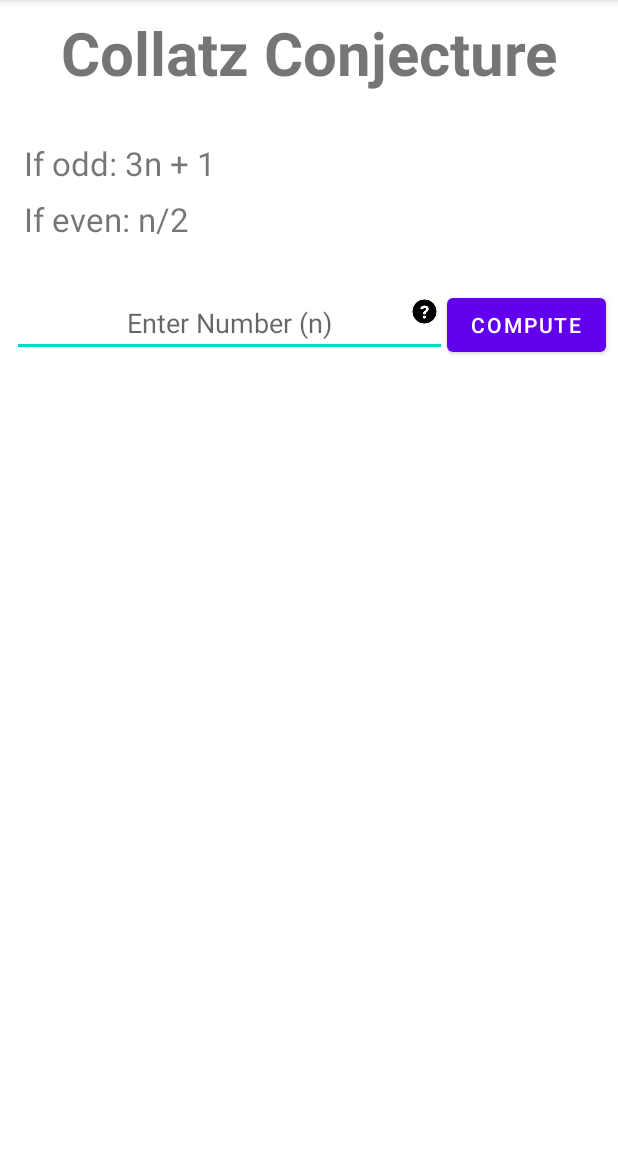
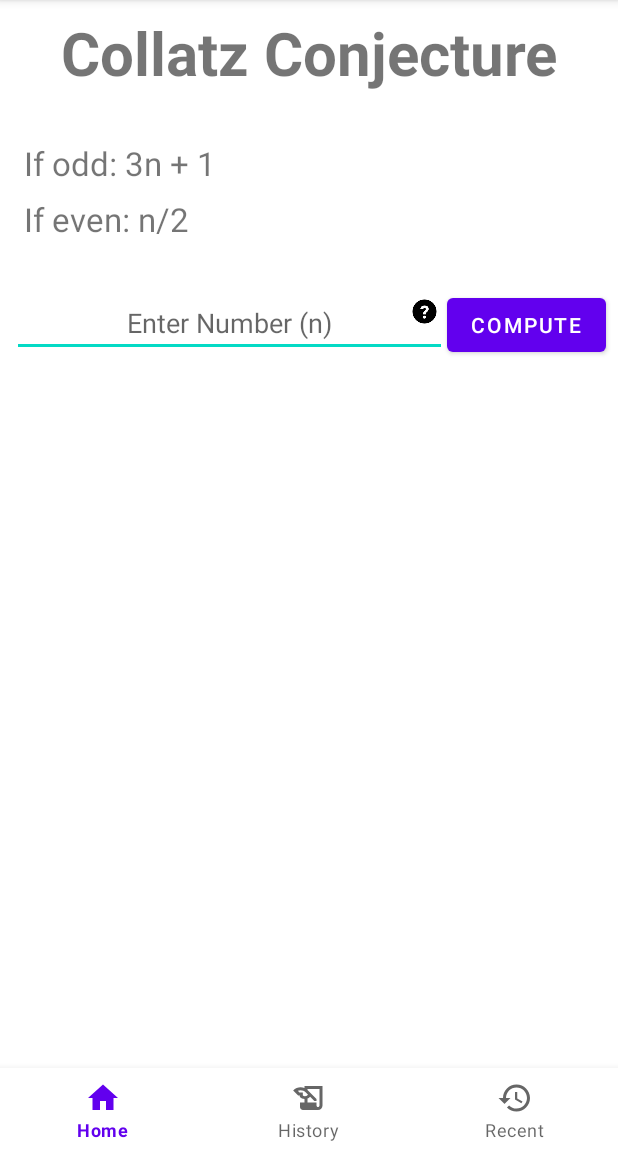
Before and after one commit to ErickSorto/Collatz-Calculator, an Android app: the screen it shows after launch (MainActivity), on a phone screen of 412 x 824 dp, the part 84-1236 px from its top. Run offline under Robolectric (Android 15) with nearby library versions, the phone set to English and light mode, and no system bars.

Commit message:
collatz calculator, Enter and number to retrieve information on the number entered.

```diff
--- /dev/null
+++ b/app/src/main/java/com/example/collatzcalc/HomeFragment.java
@@ -0,0 +1,21 @@
+package com.example.collatzcalc;
+
+import android.os.Bundle;
+import android.view.LayoutInflater;
+import android.view.View;
+import android.view.ViewGroup;
+
+import androidx.annotation.NonNull;
+import androidx.annotation.Nullable;
+import androidx.fragment.app.Fragment;
+
+import com.example.collatzcalc.R;
+
+public class HomeFragment  extends Fragment {
+
+    @Nullable
+    @Override
+    public View onCreateView(@NonNull LayoutInflater inflater, @Nullable ViewGroup container, @Nullable Bundle savedInstanceState) {
+        return inflater.inflate(R.layout.fragment_home, container, false);
+    }
+}
--- /dev/null
+++ b/app/src/main/res/drawable/ic_baseline_history_24.xml
@@ -0,0 +1,10 @@
+<vector xmlns:android="http://schemas.android.com/apk/res/android"
+    android:width="24dp"
+    android:height="24dp"
+    android:viewportWidth="24"
+    android:viewportHeight="24"
+    android:tint="?attr/colorControlNormal">
+  <path
+      android:fillColor="@android:color/white"
+      android:pathData="M13,3c-4.97,0 -9,4.03 -9,9L1,12l3.89,3.89 0.07,0.14L9,12L6,12c0,-3.87 3.13,-7 7,-7s7,3.13 7,7 -3.13,7 -7,7c-1.93,0 -3.68,-0.79 -4.94,-2.06l-1.42,1.42C8.27,19.99 10.51,21 13,21c4.97,0 9,-4.03 9,-9s-4.03,-9 -9,-9zM12,8v5l4.28,2.54 0.72,-1.21 -3.5,-2.08L13.5,8L12,8z"/>
+</vector>
--- /dev/null
+++ b/app/src/main/res/drawable/ic_baseline_history_edu_24.xml
@@ -0,0 +1,10 @@
+<vector xmlns:android="http://schemas.android.com/apk/res/android"
+    android:width="24dp"
+    android:height="24dp"
+    android:viewportWidth="24"
+    android:viewportHeight="24"
+    android:tint="?attr/colorControlNormal">
+  <path
+      android:fillColor="@android:color/white"
+      android:pathData="M9,4v1.38c-0.83,-0.33 -1.72,-0.5 -2.61,-0.5c-1.79,0 -3.58,0.68 -4.95,2.05l3.33,3.33h1.11v1.11c0.86,0.86 1.98,1.31 3.11,1.36V15H6v3c0,1.1 0.9,2 2,2h10c1.66,0 3,-1.34 3,-3V4H9zM7.89,10.41V8.26H5.61L4.57,7.22C5.14,7 5.76,6.88 6.39,6.88c1.34,0 2.59,0.52 3.54,1.46l1.41,1.41l-0.2,0.2c-0.51,0.51 -1.19,0.8 -1.92,0.8C8.75,10.75 8.29,10.63 7.89,10.41zM19,17c0,0.55 -0.45,1 -1,1s-1,-0.45 -1,-1v-2h-6v-2.59c0.57,-0.23 1.1,-0.57 1.56,-1.03l0.2,-0.2L15.59,14H17v-1.41l-6,-5.97V6h8V17z"/>
+</vector>
--- /dev/null
+++ b/app/src/main/res/drawable/ic_baseline_home_24.xml
@@ -0,0 +1,10 @@
+<vector xmlns:android="http://schemas.android.com/apk/res/android"
+    android:width="24dp"
+    android:height="24dp"
+    android:viewportWidth="24"
+    android:viewportHeight="24"
+    android:tint="?attr/colorControlNormal">
+  <path
+      android:fillColor="@android:color/white"
+      android:pathData="M10,20v-6h4v6h5v-8h3L12,3 2,12h3v8z"/>
+</vector>
--- a/app/src/main/res/layout/activity_main.xml
+++ b/app/src/main/res/layout/activity_main.xml
@@ -1,97 +1,23 @@
 <?xml version="1.0" encoding="utf-8"?>
-<LinearLayout xmlns:android="http://schemas.android.com/apk/res/android"
+<RelativeLayout xmlns:android="http://schemas.android.com/apk/res/android"
     xmlns:app="http://schemas.android.com/apk/res-auto"
     xmlns:tools="http://schemas.android.com/tools"
     android:layout_width="match_parent"
     android:layout_height="match_parent"
+    tools:context=".MainActivity">
+    <FrameLayout
+        android:id="@+id/fragment_container_view_tag"
+        android:layout_width="match_parent"
+        android:layout_height="match_parent"
+        android:layout_above="@+id/bottom_navigation"/>
 
-    android:orientation="vertical"
-    tools:context=".MainActivity">
-    <TextView
+    <com.google.android.material.bottomnavigation.BottomNavigationView
+        android:id="@+id/bottom_navigation"
         android:layout_width="match_parent"
         android:layout_height="wrap_content"
-        android:gravity="center"
-        android:textSize="18pt"
-        android:textStyle="bold"
-        android:layout_marginTop="8dp"
-        android:maxLines="1"
-        android:text="Collatz Conjecture"/>
-    <TextView
-        android:layout_width="match_parent"
-        android:layout_height="wrap_content"
-        android:layout_marginTop="32dp"
-        android:layout_marginLeft="16dp"
-        android:text="If odd: 3n + 1"
-        android:textSize="10pt"/>
-    <TextView
-        android:layout_width="match_parent"
-        android:layout_height="wrap_content"
-        android:layout_marginTop="8dp"
-        android:layout_marginLeft="16dp"
-        android:text="If even: n/2"
-        android:textSize="10pt"/>
-    <LinearLayout
-        android:layout_marginTop="32dp"
-        android:layout_width="match_parent"
-        android:layout_height="wrap_content"
-        android:orientation="horizontal"
-        android:layout_gravity="">
-
-        <RelativeLayout
-            android:layout_width="0dp"
-            android:layout_height="wrap_content"
-            android:layout_weight="1">
-            <EditText
-                android:inputType="number"
-                android:id="@+id/input_edit_text"
-                android:layout_width="match_parent"
-                android:layout_height="wrap_content"
-                android:layout_marginBottom="8dp"
-                android:layout_weight="1"
-                android:hint="Enter Number (n)"
-                android:gravity="center"
-                android:layout_marginLeft="8dp"
-                android:tooltipText="hello"
-                />
-            <ImageView
-                android:layout_width="30dp"
-                android:layout_height="30dp"
-                android:src="@drawable/tooltip"
-                android:tooltipText="f(n)={n/2 if n is even \n
-         3n+1 if n is odd"
-                android:layout_alignParentEnd="true"/>
-        </RelativeLayout>
+        android:layout_alignParentBottom="true"
+        app:menu="@menu/bottom_navigation"
+        android:background="?android:windowBackground"/>
 
 
-
-        <Button
-            android:id="@+id/calculate_button"
-            android:layout_width="wrap_content"
-            android:layout_height="wrap_content"
-            android:layout_marginBottom="8dp"
-            android:onClick="calculate"
-            android:text="Compute"
-            android:layout_marginRight="8dp"/>
-    </LinearLayout>
-
-
-    <TextView
-        android:id="@+id/chicken"
-        android:layout_width="wrap_content"
-        android:layout_height="wrap_content"
-        android:text=""
-        android:textSize="32sp"
-        android:layout_marginLeft="8dp"
-        android:layout_marginBottom="8dp"
-        />
-
-    <androidx.recyclerview.widget.RecyclerView
-        android:id="@+id/recycler_view"
-        android:layout_width="match_parent"
-        android:layout_height="match_parent"
-        android:layout_marginLeft="8dp"
-        android:layout_marginRight="8dp"
-        android:layout_marginBottom="16dp"/>
-
-
-</LinearLayout>
+</RelativeLayout>
--- /dev/null
+++ b/app/src/main/res/layout/fragment_home.xml
@@ -0,0 +1,96 @@
+<?xml version="1.0" encoding="utf-8"?>
+<LinearLayout xmlns:android="http://schemas.android.com/apk/res/android"
+    xmlns:app="http://schemas.android.com/apk/res-auto"
+    xmlns:tools="http://schemas.android.com/tools"
+    android:layout_width="match_parent"
+    android:layout_height="match_parent"
+
+    android:orientation="vertical"
+    tools:context=".MainActivity">
+    <TextView
+        android:layout_width="match_parent"
+        android:layout_height="wrap_content"
+        android:gravity="center"
+        android:textSize="18pt"
+        android:textStyle="bold"
+        android:layout_marginTop="8dp"
+        android:maxLines="1"
+        android:text="Collatz Conjecture"/>
+    <TextView
+        android:layout_width="match_parent"
+        android:layout_height="wrap_content"
+        android:layout_marginTop="32dp"
+        android:layout_marginLeft="16dp"
+        android:text="If odd: 3n + 1"
+        android:textSize="10pt"/>
+    <TextView
+        android:layout_width="match_parent"
+        android:layout_height="wrap_content"
+        android:layout_marginTop="8dp"
+        android:layout_marginLeft="16dp"
+        android:text="If even: n/2"
+        android:textSize="10pt"/>
+    <LinearLayout
+        android:layout_marginTop="32dp"
+        android:layout_width="match_parent"
+        android:layout_height="wrap_content"
+        android:orientation="horizontal"
+        android:layout_gravity="">
+
+        <RelativeLayout
+            android:layout_width="0dp"
+            android:layout_height="wrap_content"
+            android:layout_weight="1">
+            <EditText
+                android:inputType="number"
+                android:id="@+id/input_edit_text"
+                android:layout_width="match_parent"
+                android:layout_height="wrap_content"
+                android:layout_marginBottom="8dp"
+                android:layout_weight="1"
+                android:hint="Enter Number (n)"
+                android:gravity="center"
+                android:layout_marginLeft="8dp"
+                android:tooltipText="hello"
+                />
+            <ImageView
+                android:layout_width="30dp"
+                android:layout_height="30dp"
+                android:src="@drawable/tooltip"
+                android:tooltipText="f(n)={n/2 if n is even \n
+         3n+1 if n is odd"
+                android:layout_alignParentEnd="true"/>
+        </RelativeLayout>
+
+
+
+        <Button
+            android:id="@+id/calculate_button"
+            android:layout_width="wrap_content"
+            android:layout_height="wrap_content"
+            android:layout_marginBottom="8dp"
+            android:onClick="calculate"
+            android:text="Compute"
+            android:layout_marginRight="8dp"/>
+    </LinearLayout>
+
+
+    <TextView
+        android:id="@+id/chicken"
+        android:layout_width="wrap_content"
+        android:layout_height="wrap_content"
+        android:text=""
+        android:textSize="32sp"
+        android:layout_marginLeft="8dp"
+        android:layout_marginBottom="8dp"
+        />
+
+    <androidx.recyclerview.widget.RecyclerView
+        android:id="@+id/recycler_view"
+        android:layout_width="match_parent"
+        android:layout_height="wrap_content"
+        android:layout_marginLeft="8dp"
+        android:layout_marginRight="8dp"
+        android:layout_marginBottom="16dp"/>
+
+</LinearLayout>
--- /dev/null
+++ b/app/src/main/res/menu/bottom_navigation.xml
@@ -0,0 +1,20 @@
+<?xml version="1.0" encoding="utf-8"?>
+<menu xmlns:android="http://schemas.android.com/apk/res/android">
+    <item
+        android:id="@+id/nav_home"
+        android:icon="@drawable/ic_baseline_home_24"
+        android:title="Home"
+        />
+
+    <item
+        android:id="@+id/nav_history"
+        android:icon="@drawable/ic_baseline_history_edu_24"
+        android:title="History"
+        />
+
+    <item
+        android:id="@+id/nav_recent"
+        android:icon="@drawable/ic_baseline_history_24"
+        android:title="Recent"
+        />
+</menu>
```
Also changed, not shown: app/src/main/java/com/example/collatzcalc/HistoryFragment.java (added, +21 -0 lines), app/src/main/java/com/example/collatzcalc/MainActivity.java (+29 -2 lines), app/src/main/java/com/example/collatzcalc/RecentFragment.java (added, +21 -0 lines), app/src/main/res/layout/fragment_history.xml (added, +96 -0 lines), app/src/main/res/layout/fragment_recent.xml (added, +96 -0 lines).
